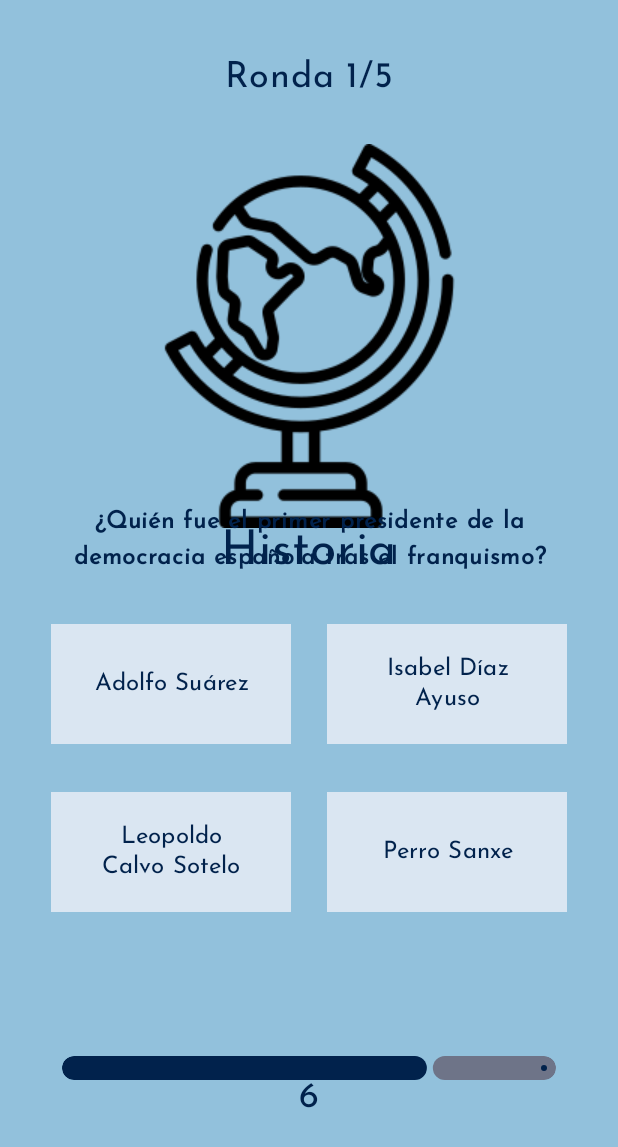
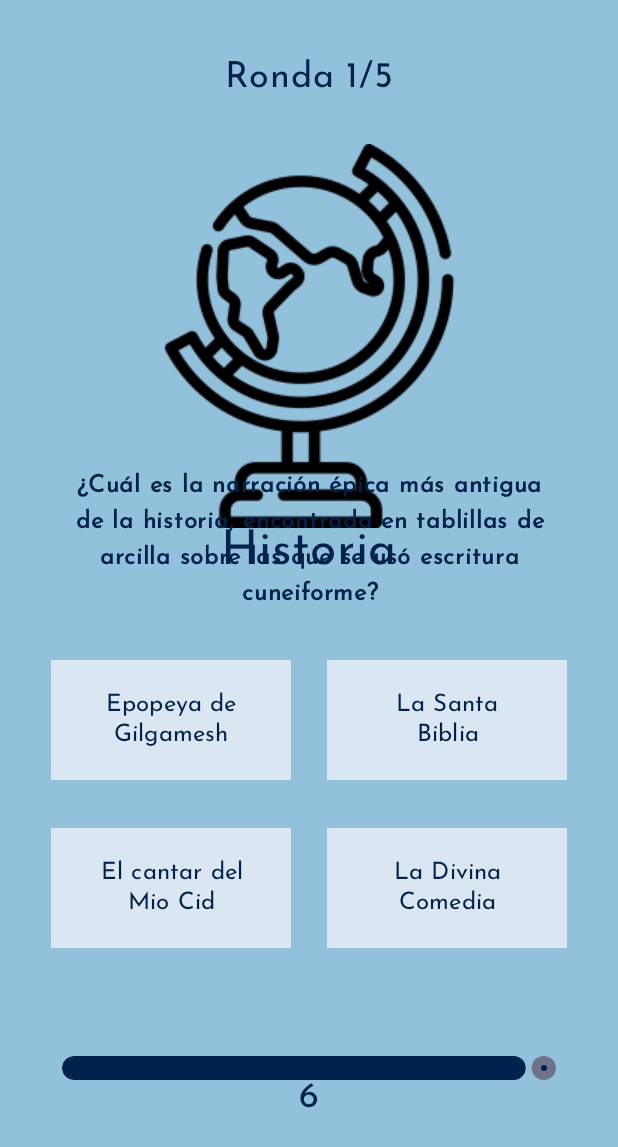
Before and after one commit to NicolasFlores7e7/TrivialNico, an Android app built with Jetpack Compose: the screen it shows after launch (MainActivity), after a tap on "Play", on a phone screen of 412 x 824 dp. Shown: the top 1147 px of the screen. Run offline under Robolectric (Android 15) with nearby library versions, the phone set to English and light mode, and no system bars.

Commit message:
WIP clase asd

```diff
--- a/app/src/main/java/com/example/trivianico/model/Questions.kt
+++ b/app/src/main/java/com/example/trivianico/model/Questions.kt
@@ -39,188 +39,188 @@ val questionsList: List<Questions> = listOf(
         Category.Historia,
         Diff.Easy
     ),
-//    Questions(
-//        "¿En qué año el hombre pisó la Luna por primera vez?",
-//        "1969",
-//        "1968",
-//        "1967",
-//        "Nunca",
-//        Category.Historia,
-//        Diff.Easy
-//    ),
-//    Questions(
-//        "¿Quién fue el primer presidente de Estados Unidos?",
-//        "George Washington",
-//        "Bill Russel",
-//        "Barack Obama",
-//        "Franklin D. Roosevelt",
-//        Category.Historia,
-//        Diff.Easy
-//    ),
-//    Questions(
-//        "¿Qué carabela no volvió del viaje en el que Colón arribó a América por primera vez?",
-//        "Santa María",
-//        "Niña",
-//        "Pinta",
-//        "Going Merry",
-//        Category.Historia,
-//        Diff.Easy
-//    ),
-//    Questions(
-//        "¿Quiénes fueron, según la leyenda, los dos hermanos fundadores de la ciudad de Roma?",
-//        "Rómulo y Remo",
-//        "Rémulo y Rome",
-//        "Roma y Remo",
-//        "Rómulo y Roma",
-//        Category.Historia,
-//        Diff.Easy
-//    ),
-//    Questions(
-//        "¿La invasión de qué fortaleza por parte de los revolucionarios es considerada como el punto de inicio de la Revolución Francesa?",
-//        "La toma de la Bastilla",
-//        "Desembarco de Normandía",
-//        "Las guerras Napoléonicas",
-//        "El desembarco del Rey",
-//        Category.Historia,
-//        Diff.Normal
-//    ),
-//    Questions(
-//        "¿Cuánto duró la Guerra de los Cien Años?",
-//        "116 años",
-//        "100 años",
-//        "99 años",
-//        "117 años",
-//        Category.Historia,
-//        Diff.Normal
-//    ),
-//    Questions(
-//        "¿En qué año se creó la Organización de las Naciones Unidas?",
-//        "1945",
-//        "1942",
-//        "1950",
-//        "1955",
-//        Category.Historia,
-//        Diff.Normal
-//    ),
-//    Questions(
-//        "¿Cómo se apellidaban los dos exploradores que dieron la primera vuelta al mundo?",
-//        "Magallanes-Elcano",
-//        "Marco-Polo",
-//        "Elcano-Colón",
-//        "Magallanes-Polo ",
-//        Category.Historia,
-//        Diff.Normal
-//    ),
-//    Questions(
-//        "¿Quién era el gran ministro británico cuando la India Británica fue sacudida por la hambruna de Bengala?",
-//        "Winston Churchill",
-//        "Margaret Thatcher",
-//        "Sir Anthony Eden",
-//        "Boris Johnson",
-//        Category.Historia,
-//        Diff.Normal
-//    ),
-//    Questions(
-//        "¿Cuál es la narración épica más antigua de la historia, encontrada en tablillas de arcilla sobre las que se usó escritura cuneiforme?",
-//        "Epopeya de Gilgamesh",
-//        "La Santa Biblia",
-//        "La Divina Comedia",
-//        "El cantar del Mio Cid",
-//        Category.Historia,
-//        Diff.Normal
-//    ),
-//    Questions(
-//        "¿Qué faraón egipcio es conocido por haber intentado que su imperio pasase del politeísmo al monoteísmo a través del culto al dios Atón?",
-//        "Akenatón",
-//        "Ramsés II",
-//        "Cleopatra",
-//        "Anedjib",
-//        Category.Historia,
-//        Diff.Normal
-//    ),
-//    Questions(
-//        " ¿Qué emperador romano es conocido entre otras cosas por haber intentado someterse a operaciones de cambio de sexo?",
-//        "Marco Aurelio Antonino Augusto",
-//        "Tiberius Iulius Caesar",
-//        "Marcus Opellius Macrinus",
-//        "Lucius Septimius Severus",
-//        Category.Historia,
-//        Diff.Normal
-//    ),
-//    Questions(
-//        " ¿En qué idioma están escritos los manuscritos más antiguos pertenecientes a la parte de la Biblia que hoy conocemos como Nuevo Testamento?",
-//        "Griego antiguo",
-//        "Hebreo antiguo",
-//        "Latin",
-//        "Celta",
-//        Category.Historia,
-//        Diff.Normal
-//    ),
-//    Questions(
-//        " ¿Cómo se llama el filósofo español conocido por su desarrollo de la teoría del cierre categorial?",
-//        "Gustavo Bueno Martínez",
-//        "Lucio Anneo Séneca",
-//        "Juan Luis Vives",
-//        "Julián Sanz del Río",
-//        Category.Historia,
-//        Diff.Normal
-//    ),
-//
-//    //Geografía
-//
-//    Questions(
-//        "¿Cuál es el río más caudaloso del mundo?",
-//        "Amazonas",
-//        "Nilo",
-//        "Tajo",
-//        "Mississipí",
-//        Category.Geografia,
-//        Diff.Easy
-//    ),
-//    Questions(
-//        "¿Cuál es el monte más alto del mundo?",
-//        "Everest",
-//        "Teide",
-//        "Kanchenjunga",
-//        "Manaslu",
-//        Category.Geografia,
-//        Diff.Easy
-//    ),
-//    Questions(
-//        "¿Cómo se llama la línea vertical imaginaria a partir del cual se miden las longitudes y que divide el mundo en dos mitades?",
-//        "Meridiano de Greenwich",
-//        "Línea del Ecuador",
-//        "Norte",
-//        "Sur",
-//        Category.Geografia,
-//        Diff.Easy
-//    ),
-//    Questions(
-//        "¿Cuál es la capital de Canadá?",
-//        "Ottawa",
-//        "Vancouver",
-//        "Toronto",
-//        "Mont-real",
-//        Category.Geografia,
-//        Diff.Easy
-//    ),
-//    Questions(
-//        "¿Dónde podemos encontrar la Casa Rosada?",
-//        "Argentina",
-//        "EEUU",
-//        "Colombia",
-//        "Mexico",
-//        Category.Geografia,
-//        Diff.Easy
-//    ),
-//    Questions(
-//        "¿Cúantas comunidades autónomas hay en España?",
-//        "17",
-//        "16",
-//        "18",
-//        "20",
-//        Category.Geografia,
-//        Diff.Normal
-//    ),
-//
+    Questions(
+        "¿En qué año el hombre pisó la Luna por primera vez?",
+        "1969",
+        "1968",
+        "1967",
+        "Nunca",
+        Category.Historia,
+        Diff.Easy
+    ),
+    Questions(
+        "¿Quién fue el primer presidente de Estados Unidos?",
+        "George Washington",
+        "Bill Russel",
+        "Barack Obama",
+        "Franklin D. Roosevelt",
+        Category.Historia,
+        Diff.Easy
+    ),
+    Questions(
+        "¿Qué carabela no volvió del viaje en el que Colón arribó a América por primera vez?",
+        "Santa María",
+        "Niña",
+        "Pinta",
+        "Going Merry",
+        Category.Historia,
+        Diff.Easy
+    ),
+    Questions(
+        "¿Quiénes fueron, según la leyenda, los dos hermanos fundadores de la ciudad de Roma?",
+        "Rómulo y Remo",
+        "Rémulo y Rome",
+        "Roma y Remo",
+        "Rómulo y Roma",
+        Category.Historia,
+        Diff.Easy
+    ),
+    Questions(
+        "¿La invasión de qué fortaleza por parte de los revolucionarios es considerada como el punto de inicio de la Revolución Francesa?",
+        "La toma de la Bastilla",
+        "Desembarco de Normandía",
+        "Las guerras Napoléonicas",
+        "El desembarco del Rey",
+        Category.Historia,
+        Diff.Normal
+    ),
+    Questions(
+        "¿Cuánto duró la Guerra de los Cien Años?",
+        "116 años",
+        "100 años",
+        "99 años",
+        "117 años",
+        Category.Historia,
+        Diff.Normal
+    ),
+    Questions(
+        "¿En qué año se creó la Organización de las Naciones Unidas?",
+        "1945",
+        "1942",
+        "1950",
+        "1955",
+        Category.Historia,
+        Diff.Normal
+    ),
+    Questions(
+        "¿Cómo se apellidaban los dos exploradores que dieron la primera vuelta al mundo?",
+        "Magallanes-Elcano",
+        "Marco-Polo",
+        "Elcano-Colón",
+        "Magallanes-Polo ",
+        Category.Historia,
+        Diff.Normal
+    ),
+    Questions(
+        "¿Quién era el gran ministro británico cuando la India Británica fue sacudida por la hambruna de Bengala?",
+        "Winston Churchill",
+        "Margaret Thatcher",
+        "Sir Anthony Eden",
+        "Boris Johnson",
+        Category.Historia,
+        Diff.Normal
+    ),
+    Questions(
+        "¿Cuál es la narración épica más antigua de la historia, encontrada en tablillas de arcilla sobre las que se usó escritura cuneiforme?",
+        "Epopeya de Gilgamesh",
+        "La Santa Biblia",
+        "La Divina Comedia",
+        "El cantar del Mio Cid",
+        Category.Historia,
+        Diff.Normal
+    ),
+    Questions(
+        "¿Qué faraón egipcio es conocido por haber intentado que su imperio pasase del politeísmo al monoteísmo a través del culto al dios Atón?",
+        "Akenatón",
+        "Ramsés II",
+        "Cleopatra",
+        "Anedjib",
+        Category.Historia,
+        Diff.Normal
+    ),
+    Questions(
+        " ¿Qué emperador romano es conocido entre otras cosas por haber intentado someterse a operaciones de cambio de sexo?",
+        "Marco Aurelio Antonino Augusto",
+        "Tiberius Iulius Caesar",
+        "Marcus Opellius Macrinus",
+        "Lucius Septimius Severus",
+        Category.Historia,
+        Diff.Normal
+    ),
+    Questions(
+        " ¿En qué idioma están escritos los manuscritos más antiguos pertenecientes a la parte de la Biblia que hoy conocemos como Nuevo Testamento?",
+        "Griego antiguo",
+        "Hebreo antiguo",
+        "Latin",
+        "Celta",
+        Category.Historia,
+        Diff.Normal
+    ),
+    Questions(
+        " ¿Cómo se llama el filósofo español conocido por su desarrollo de la teoría del cierre categorial?",
+        "Gustavo Bueno Martínez",
+        "Lucio Anneo Séneca",
+        "Juan Luis Vives",
+        "Julián Sanz del Río",
+        Category.Historia,
+        Diff.Normal
+    ),
+
+    //Geografía
+
+    Questions(
+        "¿Cuál es el río más caudaloso del mundo?",
+        "Amazonas",
+        "Nilo",
+        "Tajo",
+        "Mississipí",
+        Category.Geografia,
+        Diff.Easy
+    ),
+    Questions(
+        "¿Cuál es el monte más alto del mundo?",
+        "Everest",
+        "Teide",
+        "Kanchenjunga",
+        "Manaslu",
+        Category.Geografia,
+        Diff.Easy
+    ),
+    Questions(
+        "¿Cómo se llama la línea vertical imaginaria a partir del cual se miden las longitudes y que divide el mundo en dos mitades?",
+        "Meridiano de Greenwich",
+        "Línea del Ecuador",
+        "Norte",
+        "Sur",
+        Category.Geografia,
+        Diff.Easy
+    ),
+    Questions(
+        "¿Cuál es la capital de Canadá?",
+        "Ottawa",
+        "Vancouver",
+        "Toronto",
+        "Mont-real",
+        Category.Geografia,
+        Diff.Easy
+    ),
+    Questions(
+        "¿Dónde podemos encontrar la Casa Rosada?",
+        "Argentina",
+        "EEUU",
+        "Colombia",
+        "Mexico",
+        Category.Geografia,
+        Diff.Easy
+    ),
+    Questions(
+        "¿Cúantas comunidades autónomas hay en España?",
+        "17",
+        "16",
+        "18",
+        "20",
+        Category.Geografia,
+        Diff.Normal
+    ),
+
 )
--- a/app/src/main/java/com/example/trivianico/view/Game.kt
+++ b/app/src/main/java/com/example/trivianico/view/Game.kt
@@ -16,19 +16,12 @@ import androidx.compose.material3.ButtonDefaults
 import androidx.compose.material3.LinearProgressIndicator
 import androidx.compose.material3.Text
 import androidx.compose.runtime.Composable
-import androidx.compose.runtime.getValue
-import androidx.compose.runtime.mutableStateOf
-import androidx.compose.runtime.remember
-import androidx.compose.runtime.rememberCoroutineScope
-import androidx.compose.runtime.saveable.rememberSaveable
-import androidx.compose.runtime.setValue
 import androidx.compose.ui.Alignment
 import androidx.compose.ui.Modifier
 import androidx.compose.ui.draw.clip
 import androidx.compose.ui.graphics.Color
 import androidx.compose.ui.graphics.RectangleShape
 import androidx.compose.ui.res.painterResource
-import androidx.compose.ui.text.font.FontFamily
 import androidx.compose.ui.text.font.FontWeight
 import androidx.compose.ui.text.style.TextAlign
 import androidx.compose.ui.unit.dp
@@ -37,22 +30,13 @@ import androidx.navigation.NavController
 import com.example.trivianico.R
 import com.example.trivianico.model.questionsList
 import com.example.trivianico.viewModel.GameViewModel
-import kotlinx.coroutines.delay
-import kotlinx.coroutines.launch
+
 
 @Composable
 fun Game(navController: NavController, gameViewModel: GameViewModel) {
     val fonts = gameViewModel.fonts
-    val random by remember { mutableStateOf((questionsList.indices).random()) }
-    val randomPositions = listOf(
-        questionsList[random].correctOption,
-        questionsList[random].incorrectOption1,
-        questionsList[random].incorrectOption2,
-        questionsList[random].incorrectOption3
-    )
-    var randomPositionsSuffled by remember {
-        mutableStateOf(randomPositions.shuffled())
-    }
+
+
     Column(
         modifier = Modifier
             .fillMaxSize(),
@@ -75,7 +59,7 @@ fun Game(navController: NavController, gameViewModel: GameViewModel) {
             contentDescription = "Icono tema",
         )
         Text(
-            text = questionsList[random].category.toString(),
+            text = questionsList[gameViewModel.random].category.toString(),
             fontSize = 32.sp,
             fontFamily = fonts,
             fontWeight = FontWeight.Light,
@@ -96,7 +80,7 @@ fun Game(navController: NavController, gameViewModel: GameViewModel) {
         Text(
             modifier = Modifier
                 .fillMaxWidth(0.8f),
-            text = questionsList[random].question,
+            text = questionsList[gameViewModel.random].question,
             fontSize = 16.sp,
             fontFamily = fonts,
             fontWeight = FontWeight.ExtraBold,
@@ -107,7 +91,9 @@ fun Game(navController: NavController, gameViewModel: GameViewModel) {
         Row(
         ) {
             Button(
-                onClick = { /*TODO*/ },
+                onClick = {
+                    gameViewModel.checkIfCorrect(gameViewModel.randomPositionsShuffled[0])
+                    gameViewModel.questionRandomizer()},
                 modifier = Modifier
                     .width(160.dp)
                     .height(80.dp),
@@ -118,7 +104,7 @@ fun Game(navController: NavController, gameViewModel: GameViewModel) {
                 shape = RectangleShape
             ) {
                 Text(
-                    text = randomPositionsSuffled[0],
+                    text = gameViewModel.randomPositionsShuffled[0],
                     fontSize = 16.sp,
                     fontFamily = fonts,
                     textAlign = TextAlign.Center
@@ -126,7 +112,9 @@ fun Game(navController: NavController, gameViewModel: GameViewModel) {
             }
             Spacer(modifier = Modifier.width(24.dp))
             Button(
-                onClick = { /*TODO*/ },
+                onClick = {
+                    gameViewModel.checkIfCorrect(gameViewModel.randomPositionsShuffled[1])
+                    gameViewModel.questionRandomizer() },
                 modifier = Modifier
                     .width(160.dp)
                     .height(80.dp),
@@ -138,7 +126,7 @@ fun Game(navController: NavController, gameViewModel: GameViewModel) {
                 shape = RectangleShape
             ) {
                 Text(
-                    text = randomPositionsSuffled[1],
+                    text = gameViewModel.randomPositionsShuffled[1],
                     fontSize = 16.sp,
                     fontFamily = fonts,
                     textAlign = TextAlign.Center
@@ -149,7 +137,9 @@ fun Game(navController: NavController, gameViewModel: GameViewModel) {
         Spacer(modifier = Modifier.height(32.dp))
         Row {
             Button(
-                onClick = { /*TODO*/ },
+                onClick = {
+                    gameViewModel.checkIfCorrect(gameViewModel.randomPositionsShuffled[2])
+                    gameViewModel.questionRandomizer() },
                 modifier = Modifier
                     .width(160.dp)
                     .height(80.dp),
@@ -160,7 +150,7 @@ fun Game(navController: NavController, gameViewModel: GameViewModel) {
                 shape = RectangleShape
             ) {
                 Text(
-                    text = randomPositionsSuffled[2],
+                    text =gameViewModel.randomPositionsShuffled[2],
                     fontSize = 16.sp,
                     fontFamily = fonts,
                     textAlign = TextAlign.Center
@@ -169,7 +159,9 @@ fun Game(navController: NavController, gameViewModel: GameViewModel) {
             Spacer(modifier = Modifier.width(24.dp))
 
             Button(
-                onClick = { /*TODO*/ },
+                onClick = {
+                    gameViewModel.checkIfCorrect(gameViewModel.randomPositionsShuffled[3])
+                    gameViewModel.questionRandomizer()},
                 modifier = Modifier
                     .width(160.dp)
                     .height(80.dp),
@@ -180,7 +172,7 @@ fun Game(navController: NavController, gameViewModel: GameViewModel) {
                 shape = RectangleShape
             ) {
                 Text(
-                    text = randomPositionsSuffled[3],
+                    text = gameViewModel.randomPositionsShuffled[3],
                     fontSize = 16.sp,
                     fontFamily = fonts,
                     textAlign = TextAlign.Center
@@ -205,7 +197,7 @@ fun Game(navController: NavController, gameViewModel: GameViewModel) {
                 .clip(
                     RoundedCornerShape(16.dp)
                 ),
-            progress = gameViewModel.progress,
+            progress = gameViewModel.progress+0.1f,
             color = Color(0xFF01224C),
         )
         Text(
--- a/app/src/main/java/com/example/trivianico/viewModel/GameViewModel.kt
+++ b/app/src/main/java/com/example/trivianico/viewModel/GameViewModel.kt
@@ -3,16 +3,21 @@ package com.example.trivianico.viewModel
 
 import androidx.activity.OnBackPressedCallback
 import androidx.compose.runtime.getValue
+import androidx.compose.runtime.mutableFloatStateOf
 import androidx.compose.runtime.mutableIntStateOf
 import androidx.compose.runtime.mutableStateOf
+import androidx.compose.runtime.remember
 import androidx.compose.runtime.setValue
 import androidx.compose.ui.text.font.Font
 import androidx.compose.ui.text.font.FontFamily
 import androidx.lifecycle.ViewModel
 import androidx.navigation.NavBackStackEntry
 import com.example.trivianico.R
+import com.example.trivianico.model.Questions
+import com.example.trivianico.model.questionsList
 import kotlinx.coroutines.CoroutineScope
 import kotlinx.coroutines.Dispatchers
+import kotlinx.coroutines.Job
 import kotlinx.coroutines.MainScope
 import kotlinx.coroutines.cancel
 import kotlinx.coroutines.delay
@@ -23,16 +28,44 @@ class GameViewModel : ViewModel() {
         Font(R.font.josefinsans_regular)
     )
 
-    var chosenDif = "Easy"
-    var chosenRounds = 5
-    var chosenTime = 7
-    var darkOnOrOff = false
-    var roundsCounter = 1
+    var chosenDif by mutableStateOf("Easy")
+    var chosenRounds by mutableIntStateOf(5)
+    var chosenTime by mutableIntStateOf(7)
+    var darkOnOrOff by mutableStateOf(false)
+    var roundsCounter by mutableIntStateOf(1)
+    var correct by mutableStateOf(0)
     private val mainScope = MainScope()
-    var progress by mutableStateOf(1f)
+    var progress by mutableFloatStateOf(1.1f)
         private set
-    var remainingTime by mutableStateOf(chosenTime)
+    var remainingTime by mutableIntStateOf(chosenTime)
         private set
+
+    var random = questionsList.indices.random()
+
+    var randomPositions by mutableStateOf(
+        listOf(
+            questionsList[random].correctOption,
+            questionsList[random].incorrectOption1,
+            questionsList[random].incorrectOption2,
+            questionsList[random].incorrectOption3
+        )
+    )
+
+    var randomPositionsShuffled by mutableStateOf(randomPositions.shuffled())
+
+    private var countdownJob: Job? = null
+
+
+    fun questionRandomizer() {
+        random = questionsList.indices.random()
+        randomPositions = listOf(
+            questionsList[random].correctOption,
+            questionsList[random].incorrectOption1,
+            questionsList[random].incorrectOption2,
+            questionsList[random].incorrectOption3
+        )
+        randomPositionsShuffled = randomPositions.shuffled()
+    }
 
     fun changeDif(dif: String) {
         chosenDif = dif
@@ -53,25 +86,43 @@ class GameViewModel : ViewModel() {
 
 
     fun startCountdown() {
-        mainScope.launch {
+        countdownJob?.cancel()
+       countdownJob = mainScope.launch {
             val minus = 1f / chosenTime
-            for (i in remainingTime  downTo 0) {
+            for (i in remainingTime downTo 0) {
                 changeTime(i)
                 progress -= minus
                 delay(1000)
-                println("remainig time "+remainingTime)
-                println("chosen time "+ chosenTime)
-
                 if (i == 0) {
                     changeTime(remainingTime)
+                    progress = 1.1f
+                    roundsCounter++
+                    questionRandomizer()
+                    startCountdown()
+
                 }
+                if (roundsCounter>=5) onCleared()
+
             }
         }
 
+    }
+    fun stopCountdown() {
+        countdownJob?.cancel()
     }
 
     override fun onCleared() {
         super.onCleared()
         mainScope.cancel()
     }
+
+
+    fun checkIfCorrect(option: String) {
+        var itIsCorrect = false
+        if (option == questionsList[random].correctOption) {
+            correct++
+        }
+        println(correct)
+    }
+
 }
```
